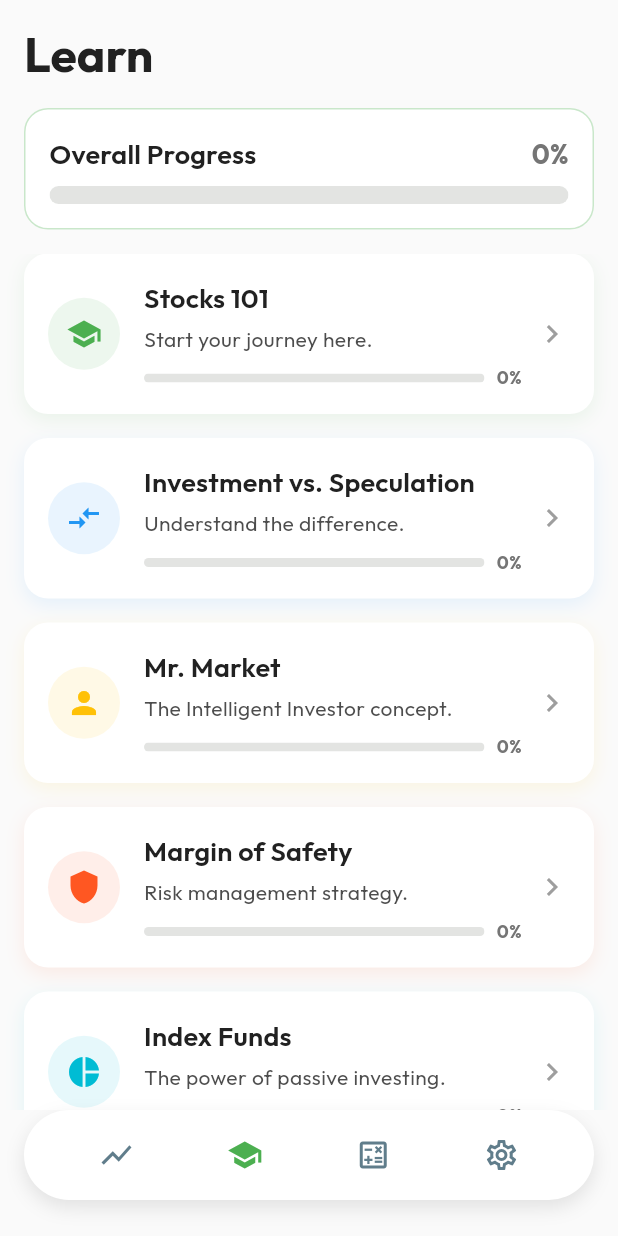
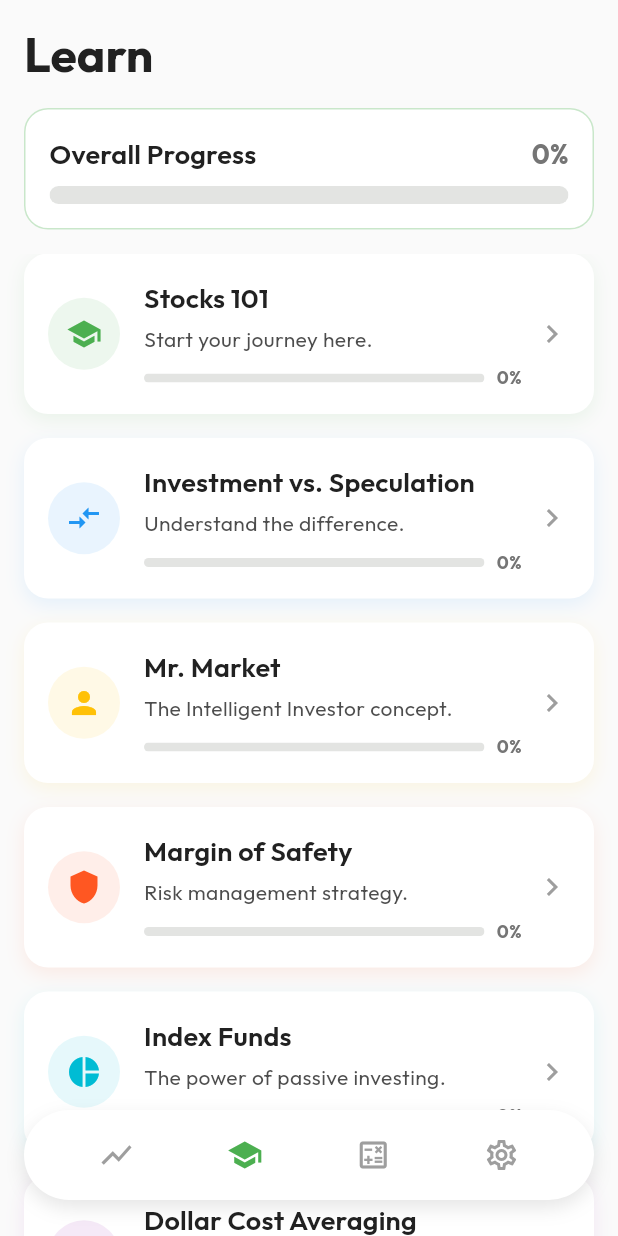
Before and after one commit to swoaib/Investr, a Flutter app: the DashboardScreen screen opened by its route, item 2 of the bottom bar chosen, on a phone screen of 412 x 824 dp. Run offline on Flutter 3.47's test engine with Material 3 defaults, Android fonts, the phone set to English and light mode, and no system bars; our stand-ins replace fl_chart, flutter_svg, go_router, google_fonts, shared_preferences; accounts and stored records are empty; network calls fail.

Commit message:
style: Refine Learn screen padding and update Dashboard inactive icon color.

```diff
--- a/lib/src/features/dashboard/presentation/dashboard_screen.dart
+++ b/lib/src/features/dashboard/presentation/dashboard_screen.dart
@@ -87,7 +87,7 @@ class _DashboardScreenState extends State<DashboardScreen> {
     IconData? activeIcon,
   }) {
     final isSelected = _selectedIndex == index;
-    final color = isSelected ? AppTheme.primaryGreen : Colors.blueGrey;
+    final color = isSelected ? AppTheme.primaryGreen : Colors.grey;
 
     return IconButton(
       onPressed: () => _onItemTapped(index),
--- a/lib/src/features/education/presentation/learn_screen.dart
+++ b/lib/src/features/education/presentation/learn_screen.dart
@@ -249,6 +249,7 @@ class _LearnScreenContent extends StatelessWidget {
 
     return Scaffold(
       body: SafeArea(
+        bottom: false,
         child: Column(
           children: [
             Padding(
@@ -317,8 +318,10 @@ class _LearnScreenContent extends StatelessWidget {
             ),
             Expanded(
               child: ListView.separated(
-                padding: const EdgeInsets.symmetric(
-                  horizontal: AppTheme.screenPaddingHorizontal,
+                padding: const EdgeInsets.only(
+                  left: AppTheme.screenPaddingHorizontal,
+                  right: AppTheme.screenPaddingHorizontal,
+                  bottom: 100,
                 ),
                 itemCount: lessons.length,
                 separatorBuilder: (context, index) =>
```
